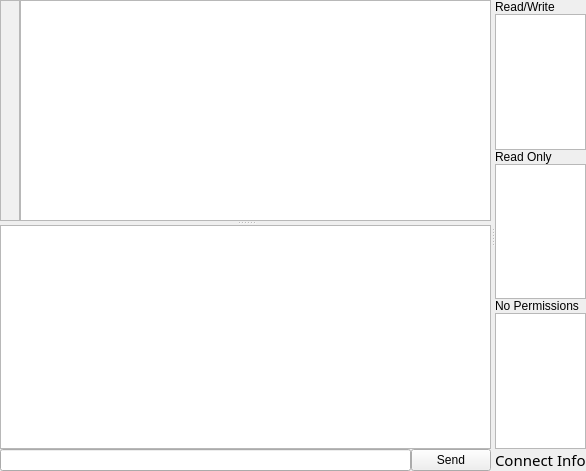
This is document.ui in obiwankennedy/cahootseditor as Qt 5 draws it before an edit. The edited form follows.
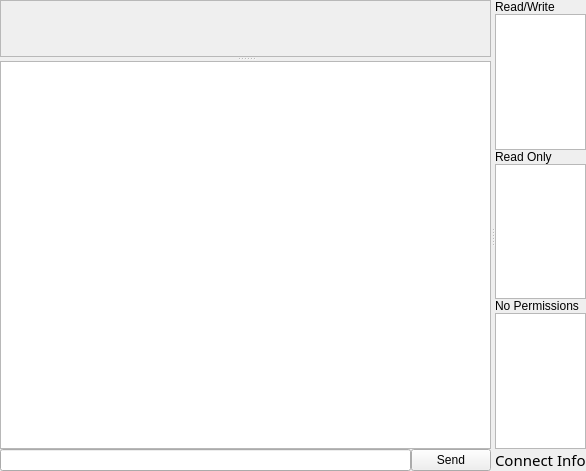
This is the edited form.

Commit message: We now have a code editor class that handles line numbering for us. Woo!

```diff
--- a/document.ui
+++ b/document.ui
@@ -26,121 +26,13 @@
       <property name="orientation">
        <enum>Qt::Vertical</enum>
       </property>
-      <widget class="QWidget" name="">
-       <layout class="QHBoxLayout" name="horizontalLayout_2">
-        <property name="spacing">
-         <number>0</number>
-        </property>
-        <item>
-         <widget class="QTextEdit" name="lineNumberTextEdit">
-          <property name="sizePolicy">
-           <sizepolicy hsizetype="Expanding" vsizetype="Expanding">
-            <horstretch>0</horstretch>
-            <verstretch>0</verstretch>
-           </sizepolicy>
-          </property>
-          <property name="minimumSize">
-           <size>
-            <width>20</width>
-            <height>0</height>
-           </size>
-          </property>
-          <property name="maximumSize">
-           <size>
-            <width>20</width>
-            <height>16777215</height>
-           </size>
-          </property>
-          <property name="palette">
-           <palette>
-            <active>
-             <colorrole role="Base">
-              <brush brushstyle="SolidPattern">
-               <color alpha="255">
-                <red>240</red>
-                <green>240</green>
-                <blue>240</blue>
-               </color>
-              </brush>
-             </colorrole>
-            </active>
-            <inactive>
-             <colorrole role="Base">
-              <brush brushstyle="SolidPattern">
-               <color alpha="255">
-                <red>240</red>
-                <green>240</green>
-                <blue>240</blue>
-               </color>
-              </brush>
-             </colorrole>
-            </inactive>
-            <disabled>
-             <colorrole role="Base">
-              <brush brushstyle="SolidPattern">
-               <color alpha="255">
-                <red>212</red>
-                <green>208</green>
-                <blue>200</blue>
-               </color>
-              </brush>
-             </colorrole>
-            </disabled>
-           </palette>
-          </property>
-          <property name="font">
-           <font>
-            <family>Courier</family>
-           </font>
-          </property>
-          <property name="focusPolicy">
-           <enum>Qt::NoFocus</enum>
-          </property>
-          <property name="acceptDrops">
-           <bool>false</bool>
-          </property>
-          <property name="autoFillBackground">
-           <bool>true</bool>
-          </property>
-          <property name="frameShape">
-           <enum>QFrame::StyledPanel</enum>
-          </property>
-          <property name="frameShadow">
-           <enum>QFrame::Sunken</enum>
-          </property>
-          <property name="verticalScrollBarPolicy">
-           <enum>Qt::ScrollBarAlwaysOff</enum>
-          </property>
-          <property name="horizontalScrollBarPolicy">
-           <enum>Qt::ScrollBarAlwaysOff</enum>
-          </property>
-          <property name="lineWrapMode">
-           <enum>QTextEdit::NoWrap</enum>
-          </property>
-          <property name="readOnly">
-           <bool>true</bool>
-          </property>
-          <property name="textInteractionFlags">
-           <set>Qt::TextSelectableByMouse</set>
-          </property>
-         </widget>
-        </item>
-        <item>
-         <widget class="QTextEdit" name="codeTextEdit">
-          <property name="sizePolicy">
-           <sizepolicy hsizetype="Expanding" vsizetype="Expanding">
-            <horstretch>0</horstretch>
-            <verstretch>100</verstretch>
-           </sizepolicy>
-          </property>
-          <property name="font">
-           <font>
-            <family>Courier</family>
-           </font>
-          </property>
-         </widget>
-        </item>
-       </layout>
+      <widget class="QFrame" name="frame">
+       <property name="frameShape">
+        <enum>QFrame::StyledPanel</enum>
+       </property>
+       <property name="frameShadow">
+        <enum>QFrame::Raised</enum>
+       </property>
       </widget>
       <widget class="QWidget" name="layoutWidget">
        <layout class="QVBoxLayout" name="verticalLayout">
```
Left out of the diff: 2 changed lines with no effect on the pictures. The commit also changes 5 other files.
